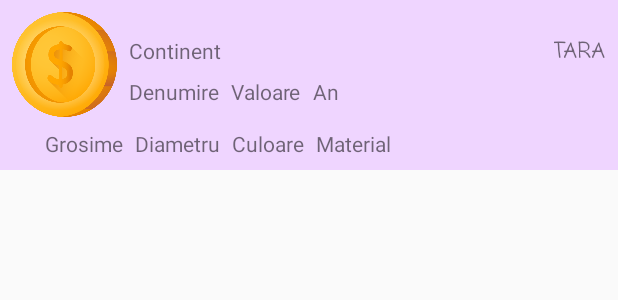
After one commit to Diana2808/Project_Android, an Android app: the layout lv_row_view_biblioteca.xml on its own in the app's theme, with its tools: preview values and no code run, on a phone screen of 412 x 824 dp. The commit adds this screen. Shown: the top 300 px of the screen. Run offline under Robolectric (Android 15) with nearby library versions, the phone set to English and light mode, and no system bars.

Commit message:
adapter personalizat biblioteca semi-functional

```diff
--- /dev/null
+++ b/app/src/main/java/com/example/project/MonedaAdapter.java
@@ -0,0 +1,75 @@
+package com.example.project;
+
+import android.content.Context;
+import android.view.LayoutInflater;
+import android.view.View;
+import android.view.ViewGroup;
+import android.view.WindowAnimationFrameStats;
+import android.widget.ArrayAdapter;
+import android.widget.TextView;
+
+import androidx.annotation.NonNull;
+import androidx.annotation.Nullable;
+
+import com.example.project.clase.Tara;
+
+import java.util.List;
+
+public class MonedaAdapter extends ArrayAdapter<Tara> {
+
+    private Context context;
+    private int resource;
+    private List<Tara> tari;
+    private LayoutInflater inflater;
+
+    public MonedaAdapter(@NonNull Context context,
+                         int resource,
+                         @NonNull List<Tara> objects,
+                         LayoutInflater inflater) {
+        super(context, resource, objects);
+        this.context = context;
+        this.resource = resource;
+        this.tari = objects;
+        this.inflater = inflater;
+    }
+
+    @NonNull
+    @Override
+    public View getView(int position, @Nullable View convertView, @NonNull ViewGroup parent) {
+        View view = inflater.inflate(resource, parent, false);
+        Tara tara = tari.get(position);
+        if(tara != null) {
+            addDenumireTara(view, tara.getDenumire_tara());
+            addContinent(view, tara.getContinent());
+        }
+        return view;
+    }
+
+    private void addDenumireTara(View view, String denumireTara){
+        TextView textView = view.findViewById(R.id.tv_row_tara);
+        if(denumireTara!=null && !denumireTara.isEmpty()){
+            textView.setText(denumireTara);
+        } else {
+            textView.setText(R.string.lv_row_default);
+        }
+    }
+
+    private void addContinent(View view, String continent){
+        TextView textView = view.findViewById(R.id.tv_row_continent);
+        if(continent!=null && !continent.isEmpty()){
+            textView.setText(continent);
+        } else {
+            textView.setText(R.string.lv_row_default);
+        }
+    }
+
+    private void addDenumireMoneda(View view, String denumireMoneda){
+        TextView textView = view.findViewById(R.id.tv_row_denumire);
+        if(denumireMoneda!=null && !denumireMoneda.isEmpty()){
+            textView.setText(denumireMoneda);
+        } else {
+            textView.setText(R.string.lv_row_default);
+        }
+    }
+
+}
--- a/app/src/main/java/com/example/project/fragmente/BibliotecaFragment.java
+++ b/app/src/main/java/com/example/project/fragmente/BibliotecaFragment.java
@@ -13,6 +13,7 @@ import android.widget.ArrayAdapter;
 import android.widget.ListView;
 import android.widget.Toast;
 
+import com.example.project.MonedaAdapter;
 import com.example.project.R;
 import com.example.project.asyncTask.AsyncTaskRunner;
 import com.example.project.asyncTask.Callback;
@@ -74,8 +75,11 @@ public class BibliotecaFragment extends Fragment {
         if(getContext()!=null){
             Toast.makeText(getContext().getApplicationContext(),
                     "Lista cu toate monedele din lume!",Toast.LENGTH_SHORT).show();
-            ArrayAdapter adapter=new ArrayAdapter(getContext().getApplicationContext(),
-                    android.R.layout.simple_list_item_1,listBiblioteca);
+//            ArrayAdapter adapter=new ArrayAdapter(getContext().getApplicationContext(),
+//                    android.R.layout.simple_list_item_1,listBiblioteca);
+            MonedaAdapter adapter = new MonedaAdapter(getContext().getApplicationContext(),
+                                                R.layout.lv_row_view_biblioteca,
+                                                listBiblioteca, getLayoutInflater());
             listView.setAdapter(adapter);
         }
         getTariFromNetwork();
--- /dev/null
+++ b/app/src/main/res/layout/lv_row_view_biblioteca.xml
@@ -0,0 +1,170 @@
+<?xml version="1.0" encoding="utf-8"?>
+<androidx.constraintlayout.widget.ConstraintLayout xmlns:android="http://schemas.android.com/apk/res/android"
+    xmlns:tools="http://schemas.android.com/tools"
+    android:layout_width="match_parent"
+    android:layout_height="wrap_content"
+    xmlns:app="http://schemas.android.com/apk/res-auto"
+    android:background="@color/lw_row_view_Biblioteca_background">
+
+    <ImageView
+        android:id="@+id/iv_row_icon"
+        android:layout_width="70dp"
+        android:layout_height="70dp"
+        android:layout_marginStart="8dp"
+        android:layout_marginLeft="8dp"
+        android:layout_marginTop="8dp"
+        android:contentDescription="@string/coin_image"
+        android:src="@drawable/coin_biblioteca"
+        app:layout_constraintStart_toStartOf="parent"
+        app:layout_constraintTop_toTopOf="parent" />
+
+    <androidx.constraintlayout.widget.ConstraintLayout
+        android:id="@+id/first_constraint"
+        android:layout_width="0dp"
+        android:layout_height="wrap_content"
+        android:layout_marginTop="16dp"
+        app:layout_constraintEnd_toEndOf="parent"
+        app:layout_constraintStart_toEndOf="@+id/iv_row_icon"
+        app:layout_constraintTop_toTopOf="parent">
+
+        <TextView
+            android:id="@+id/tv_row_continent"
+            android:layout_width="0dp"
+            android:layout_height="wrap_content"
+            android:layout_marginStart="8dp"
+            android:layout_marginLeft="8dp"
+            android:layout_marginTop="8dp"
+            android:layout_marginEnd="8dp"
+            android:layout_marginRight="8dp"
+            android:text="@string/tv_row_continent"
+            app:layout_constraintEnd_toStartOf="@id/tv_row_tara"
+            app:layout_constraintStart_toStartOf="parent"
+            app:layout_constraintTop_toTopOf="parent" />
+
+        <TextView
+            android:id="@+id/tv_row_tara"
+            android:layout_width="wrap_content"
+            android:layout_height="wrap_content"
+            android:layout_marginStart="8dp"
+            android:layout_marginLeft="8dp"
+            android:layout_marginTop="8dp"
+            android:layout_marginEnd="8dp"
+            android:layout_marginRight="8dp"
+            app:fontFamily="casual"
+            android:text="@string/tv_row_tara"
+            android:textAllCaps="true"
+            android:textStyle="bold"
+            app:layout_constraintEnd_toEndOf="parent"
+            app:layout_constraintStart_toEndOf="@id/tv_row_continent"
+            app:layout_constraintTop_toTopOf="parent" />
+
+        <TextView
+            android:id="@+id/tv_row_denumire"
+            android:layout_width="wrap_content"
+            android:layout_height="wrap_content"
+            android:layout_marginStart="8dp"
+            android:layout_marginLeft="8dp"
+            android:layout_marginTop="8dp"
+            android:layout_marginEnd="8dp"
+            android:layout_marginRight="8dp"
+            android:text="@string/tv_row_denumire"
+            app:layout_constraintStart_toStartOf="parent"
+            app:layout_constraintTop_toBottomOf="@id/tv_row_continent" />
+
+        <TextView
+            android:id="@+id/tv_row_valoare"
+            android:layout_width="wrap_content"
+            android:layout_height="wrap_content"
+            android:layout_marginStart="8dp"
+            android:layout_marginLeft="8dp"
+            android:layout_marginTop="8dp"
+            android:layout_marginEnd="8dp"
+            android:layout_marginRight="8dp"
+            android:text="@string/tv_row_valoare"
+            app:layout_constraintStart_toEndOf="@id/tv_row_denumire"
+            app:layout_constraintTop_toBottomOf="@id/tv_row_continent" />
+
+        <TextView
+            android:id="@+id/tv_row_an"
+            android:layout_width="wrap_content"
+            android:layout_height="wrap_content"
+            android:layout_marginStart="8dp"
+            android:layout_marginLeft="8dp"
+            android:layout_marginTop="8dp"
+            android:layout_marginEnd="8dp"
+            android:layout_marginRight="8dp"
+            android:text="@string/tv_row_an"
+            app:layout_constraintStart_toEndOf="@id/tv_row_valoare"
+            app:layout_constraintTop_toBottomOf="@id/tv_row_continent" />
+
+
+    </androidx.constraintlayout.widget.ConstraintLayout>
+
+    <androidx.constraintlayout.widget.ConstraintLayout
+        android:id="@+id/second_constraint"
+        android:layout_width="0dp"
+        android:layout_height="wrap_content"
+        android:layout_marginBottom="8dp"
+        app:layout_constraintBottom_toBottomOf="parent"
+        app:layout_constraintStart_toStartOf="parent"
+        app:layout_constraintTop_toBottomOf="@id/iv_row_icon">
+
+        <TextView
+            android:id="@+id/tv_row_grosime"
+            android:layout_width="wrap_content"
+            android:layout_height="wrap_content"
+            android:layout_marginStart="30dp"
+            android:layout_marginLeft="8dp"
+            android:layout_marginTop="8dp"
+            android:layout_marginEnd="8dp"
+            android:layout_marginRight="8dp"
+            android:text="@string/tv_row_grosime"
+            app:layout_constraintBottom_toBottomOf="parent"
+            app:layout_constraintStart_toStartOf="parent"
+            app:layout_constraintTop_toTopOf="parent" />
+
+        <TextView
+            android:id="@+id/tv_row_diametru"
+            android:layout_width="wrap_content"
+            android:layout_height="wrap_content"
+            android:layout_marginStart="8dp"
+            android:layout_marginLeft="8dp"
+            android:layout_marginTop="8dp"
+            android:layout_marginEnd="8dp"
+            android:layout_marginRight="8dp"
+            android:text="@string/tv_row_diametru"
+            app:layout_constraintBottom_toBottomOf="parent"
+            app:layout_constraintStart_toEndOf="@id/tv_row_grosime"
+            app:layout_constraintTop_toTopOf="parent" />
+
+        <TextView
+            android:id="@+id/tv_row_culoare"
+            android:layout_width="wrap_content"
+            android:layout_height="wrap_content"
+            android:layout_marginStart="8dp"
+            android:layout_marginLeft="8dp"
+            android:layout_marginTop="8dp"
+            android:layout_marginEnd="8dp"
+            android:layout_marginRight="8dp"
+            android:text="@string/tv_row_culoare"
+            app:layout_constraintBottom_toBottomOf="parent"
+            app:layout_constraintStart_toEndOf="@id/tv_row_diametru"
+            app:layout_constraintTop_toTopOf="parent" />
+
+        <TextView
+            android:id="@+id/tv_row_material"
+            android:layout_width="wrap_content"
+            android:layout_height="wrap_content"
+            android:layout_marginStart="8dp"
+            android:layout_marginLeft="8dp"
+            android:layout_marginTop="8dp"
+            android:layout_marginEnd="8dp"
+            android:layout_marginRight="8dp"
+            android:text="@string/tv_row_material"
+            app:layout_constraintBottom_toBottomOf="parent"
+            app:layout_constraintStart_toEndOf="@id/tv_row_culoare"
+            app:layout_constraintTop_toTopOf="parent" />
+
+    </androidx.constraintlayout.widget.ConstraintLayout>
+
+</androidx.constraintlayout.widget.ConstraintLayout>
--- a/app/src/main/res/values/strings.xml
+++ b/app/src/main/res/values/strings.xml
@@ -1,4 +1,15 @@
 <resources>
     <string name="app_name">Colectie de monede</string>
     <string name="hello_blank_fragment">Hello blank fragment</string>
+    <string name="lv_row_default">-</string>
+    <string name="coin_image">Coin Image</string>
+    <string name="tv_row_continent">Continent</string>
+    <string name="tv_row_tara">Tara</string>
+    <string name="tv_row_denumire">Denumire</string>
+    <string name="tv_row_valoare">Valoare</string>
+    <string name="tv_row_an">An</string>
+    <string name="tv_row_grosime">Grosime</string>
+    <string name="tv_row_diametru">Diametru</string>
+    <string name="tv_row_culoare">Culoare</string>
+    <string name="tv_row_material">Material</string>
 </resources>
```
Also changed, not shown: app/src/main/res/drawable-v24/coin_biblioteca.png (added).
